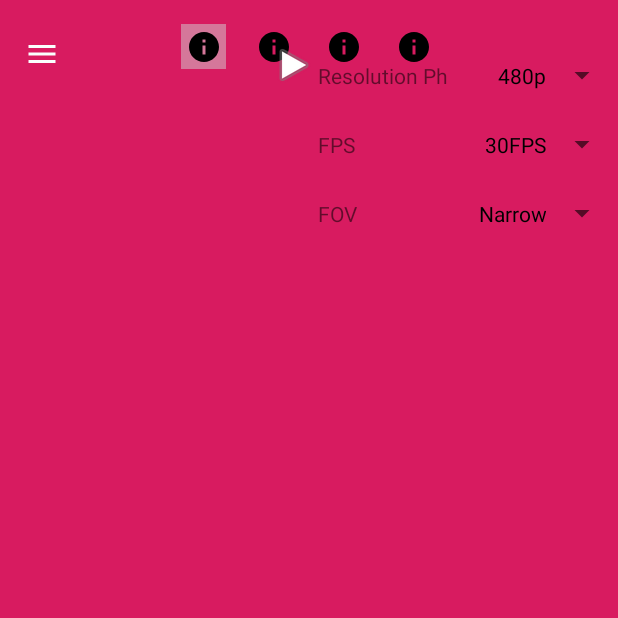
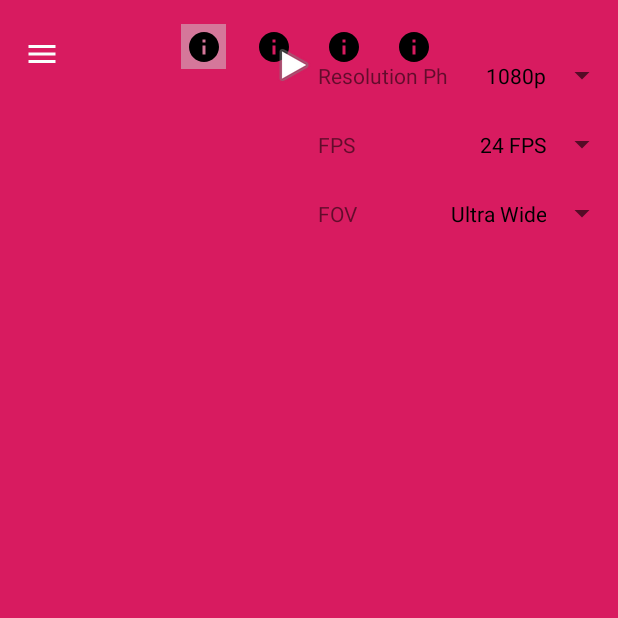
Before and after one commit to joachimtapp/lab_app_developpement, an Android app: the screen it shows after launch (LiveStreamActivity), in the side drawer, after a tap on "Live stream", on a phone screen of 412 x 824 dp, the top half of it. Run offline under Robolectric (Android 15) with nearby library versions, the phone set to English and light mode, and no system bars; our stand-ins replace Firebase (no records; nobody signed in at launch, a user with empty details on screens opened directly).

Commit message:
Spinner adapt to change of resolution

```diff
--- /dev/null
+++ b/GoproApp_wear/mobile/src/main/java/com/goproapp/goproapp_wear/GoProCombinations.java
@@ -0,0 +1,94 @@
+package com.goproapp.goproapp_wear;
+
+import java.util.ArrayList;
+import java.util.Arrays;
+
+public class GoProCombinations {
+
+    private ArrayList<String> fps;
+    private ArrayList<String> fov;
+
+    public GoProCombinations(String[] mfps, String[] mfov){
+
+        fps = new ArrayList<>(Arrays.asList(mfps));
+        fov = new ArrayList<>(Arrays.asList(mfov));
+
+    }
+
+    public ArrayList<String> getFPS(String resolution){
+
+        ArrayList<Integer> indices;
+        ArrayList<String> output = new ArrayList<>();
+        switch (resolution){
+            case "WVGA":
+                indices = new ArrayList<>(Arrays.asList(9));
+                indices.forEach(ind -> output.add(fps.get(ind)));
+                break;
+            case "720p":
+                indices = new ArrayList<>(Arrays.asList(1, 2, 4, 5, 8, 9));
+                indices.forEach(ind -> output.add(fps.get(ind)));
+                break;
+            case "720p S":
+                indices = new ArrayList<>(Arrays.asList(4, 5, 8));
+                indices.forEach(ind -> output.add(fps.get(ind)));
+                break;
+            case "960p":
+                indices = new ArrayList<>(Arrays.asList(4, 5, 8));
+                indices.forEach(ind -> output.add(fps.get(ind)));
+                break;
+            case "1080p":
+                indices = new ArrayList<>(Arrays.asList(0, 1, 2, 3, 4, 5, 7, 8));
+                indices.forEach(ind -> output.add(fps.get(ind)));
+                break;
+            case "1080p S":
+                indices = new ArrayList<>(Arrays.asList(0, 1, 2, 3, 4, 5, 6));
+                indices.forEach(ind -> output.add(fps.get(ind)));
+                break;
+            case "1440p":
+                indices = new ArrayList<>(Arrays.asList(0, 1, 2, 3, 4, 5, 6));
+                indices.forEach(ind -> output.add(fps.get(ind)));
+                break;
+            case "2.7K 4:3":
+                indices = new ArrayList<>(Arrays.asList(1, 2));
+                indices.forEach(ind -> output.add(fps.get(ind)));
+                break;
+            case "2.7K S":
+                indices = new ArrayList<>(Arrays.asList(1, 2));
+                indices.forEach(ind -> output.add(fps.get(ind)));
+                break;
+            case "2.7K":
+                indices = new ArrayList<>(Arrays.asList(0, 1, 2, 3, 4, 5));
+                indices.forEach(ind -> output.add(fps.get(ind)));
+                break;
+            case "4K":
+                indices = new ArrayList<>(Arrays.asList(0, 1, 2));
+                indices.forEach(ind -> output.add(fps.get(ind)));
+                break;
+            case "4K S":
+                indices = new ArrayList<>(Arrays.asList(0));
+                indices.forEach(ind -> output.add(fps.get(ind)));
+                break;
+        }
+        return output;
+    }
+
+    public ArrayList<String> getFov(String resolution){
+
+        ArrayList<String> output = new ArrayList<>();
+        output.add(fov.get(2));
+        switch (resolution) {
+            case "720p":
+                output.add(fov.get(1));
+                output.add(fov.get(0));
+                break;
+            case "1080p":
+                output.add(fov.get(1));
+                output.add(fov.get(0));
+                break;
+            case "2.7K":
+                output.add(fov.get(1));
+                break;
+        }
+        return output;
+    }
+}
--- a/GoproApp_wear/mobile/src/main/java/com/goproapp/goproapp_wear/LiveStreamActivity.java
+++ b/GoproApp_wear/mobile/src/main/java/com/goproapp/goproapp_wear/LiveStreamActivity.java
@@ -20,7 +20,6 @@ import android.widget.ImageButton;
 import android.widget.SeekBar;
 import android.widget.Spinner;
 import android.widget.TextView;
-import android.widget.Toast;
 
 import java.util.ArrayList;
 
@@ -28,8 +27,11 @@ public class LiveStreamActivity extends AppCompatActivity {
 
     private DrawerLayout mDrawerLayout;
     private ImageButton mMenuDeployer;
-    private static boolean upDown = true;
+    private static boolean down_EV = true;
     private ArrayList<View> menus = new ArrayList<>();
+    private GoProCombinations goProCombinations;
+    private ArrayList<String> FPS_spinner;
+    private ArrayList<String> FOV_spinner;
 
     private static final int MENU_PHOTO = 0;
     private static final int MENU_VIDEO = 1;
@@ -40,6 +42,8 @@ public class LiveStreamActivity extends AppCompatActivity {
     protected void onCreate(Bundle savedInstanceState) {
         super.onCreate(savedInstanceState);
         setContentView(R.layout.activity_live_stream);
+
+        goProCombinations = new GoProCombinations(getResources().getStringArray(R.array.val_FPS), getResources().getStringArray(R.array.val_FOV));
 
         // Setup drawer and drawer button on the left
         setupDrawer();
@@ -146,12 +150,12 @@ public class LiveStreamActivity extends AppCompatActivity {
 
                 View view = findViewById(R.id.EV_view);
                 ObjectAnimator animator;
-                if(upDown){
+                if(down_EV){
                     animator = ObjectAnimator.ofFloat(view, "translationY", 60);
                 } else {
                     animator = ObjectAnimator.ofFloat(view, "translationY", 0);
                 }
-                upDown = !upDown;
+                down_EV = !down_EV;
                 animator.setDuration(700);
                 animator.setInterpolator(new AccelerateDecelerateInterpolator());
                 animator.start();
@@ -216,14 +220,19 @@ public class LiveStreamActivity extends AppCompatActivity {
     }
 
     private void setupSpinner(){
+
         // Add items to spinner of menu
         Spinner spinner_res = findViewById(R.id.spinner_res);
         Spinner spinner_FOV = findViewById(R.id.spinner_FOV);
         Spinner spinner_FPS = findViewById(R.id.spinner_FPS);
 
         ArrayAdapter<CharSequence> adapter_res = ArrayAdapter.createFromResource(this, R.array.val_res, R.layout.spinner_item);
-        ArrayAdapter<CharSequence> adapter_FOV = ArrayAdapter.createFromResource(this, R.array.val_FOV, R.layout.spinner_item);
-        ArrayAdapter<CharSequence> adapter_FPS = ArrayAdapter.createFromResource(this, R.array.val_FPS, R.layout.spinner_item);
+
+        FOV_spinner = goProCombinations.getFov("1080p");
+        FPS_spinner = goProCombinations.getFPS("1080p");
+
+        ArrayAdapter<String> adapter_FOV = new ArrayAdapter<>(this, R.layout.spinner_item, FOV_spinner);
+        ArrayAdapter<String> adapter_FPS = new ArrayAdapter<>(this,  R.layout.spinner_item, FPS_spinner);
 
         adapter_res.setDropDownViewResource(android.R.layout.simple_spinner_dropdown_item);
         adapter_FOV.setDropDownViewResource(android.R.layout.simple_spinner_dropdown_item);
@@ -233,11 +242,27 @@ public class LiveStreamActivity extends AppCompatActivity {
         spinner_FOV.setAdapter(adapter_FOV);
         spinner_FPS.setAdapter(adapter_FPS);
 
+        // Set initial state
+        spinner_res.setSelection(4);
+        spinner_FPS.setSelection(5);
+        spinner_FOV.setSelection(2);
+
         spinner_res.setOnItemSelectedListener(new AdapterView.OnItemSelectedListener() {
             @Override
             public void onItemSelected(AdapterView<?> parent, View view, int position, long id) {
-                Toast.makeText(LiveStreamActivity.this, "New resolution selected : " + parent.getItemAtPosition(position), Toast.LENGTH_SHORT).show();
+                //Toast.makeText(LiveStreamActivity.this, "New resolution selected : " + parent.getItemAtPosition(position), Toast.LENGTH_SHORT).show();
                 //TODO : Update other spinners according to new resolution and send new parameter to GoPro
+                FOV_spinner = goProCombinations.getFov(spinner_res.getSelectedItem().toString());
+                FPS_spinner = goProCombinations.getFPS(spinner_res.getSelectedItem().toString());
+
+                ArrayAdapter<String> adapter_FOV = new ArrayAdapter<>(parent.getContext(), R.layout.spinner_item, FOV_spinner);
+                ArrayAdapter<String> adapter_FPS = new ArrayAdapter<>(parent.getContext(),  R.layout.spinner_item, FPS_spinner);
+
+                adapter_FOV.setDropDownViewResource(android.R.layout.simple_spinner_dropdown_item);
+                adapter_FPS.setDropDownViewResource(android.R.layout.simple_spinner_dropdown_item);
+
+                spinner_FOV.setAdapter(adapter_FOV);
+                spinner_FPS.setAdapter(adapter_FPS);
             }
 
             @Override
@@ -249,8 +274,8 @@ public class LiveStreamActivity extends AppCompatActivity {
         spinner_FOV.setOnItemSelectedListener(new AdapterView.OnItemSelectedListener() {
             @Override
             public void onItemSelected(AdapterView<?> parent, View view, int position, long id) {
-                Toast.makeText(LiveStreamActivity.this, "New FOV selected : " + parent.getItemAtPosition(position), Toast.LENGTH_SHORT).show();
-                //TODO : Update other spinners according to new FOV and send new parameters to GoPro
+                //Toast.makeText(LiveStreamActivity.this, "New FOV selected : " + parent.getItemAtPosition(position), Toast.LENGTH_SHORT).show();
+                //TODO : send new parameters to GoPro
             }
 
             @Override
@@ -262,7 +287,7 @@ public class LiveStreamActivity extends AppCompatActivity {
         spinner_FPS.setOnItemSelectedListener(new AdapterView.OnItemSelectedListener() {
             @Override
             public void onItemSelected(AdapterView<?> parent, View view, int position, long id) {
-                Toast.makeText(LiveStreamActivity.this, "New FPS rate selected : " + parent.getItemAtPosition(position), Toast.LENGTH_SHORT).show();
+                //Toast.makeText(LiveStreamActivity.this, "New FPS rate selected : " + parent.getItemAtPosition(position), Toast.LENGTH_SHORT).show();
                 //TODO : Send data to GoPro.
             }
 
--- a/GoproApp_wear/mobile/src/main/res/layout/activity_live_stream.xml
+++ b/GoproApp_wear/mobile/src/main/res/layout/activity_live_stream.xml
@@ -106,30 +106,30 @@
                 android:background="@android:color/transparent"/>
 
             <RelativeLayout
-                android:layout_width="wrap_content"
+                android:layout_width="200dp"
                 android:layout_height="wrap_content">
                 <include
                     android:id="@+id/menu_photo"
                     layout="@layout/side_menu_photo"
-                    android:layout_width="200dp"
+                    android:layout_width="match_parent"
                     android:layout_height="wrap_content" />
 
                 <include
                     android:id="@+id/menu_video"
                     layout="@layout/side_menu_video"
-                    android:layout_width="200dp"
+                    android:layout_width="match_parent"
                     android:layout_height="wrap_content" />
 
                 <include
                     android:id="@+id/menu_burst"
                     layout="@layout/side_menu_burst"
-                    android:layout_width="200dp"
+                    android:layout_width="match_parent"
                     android:layout_height="wrap_content" />
 
                 <include
                     android:id="@+id/menu_position"
                     layout="@layout/side_menu_position"
-                    android:layout_width="200dp"
+                    android:layout_width="match_parent"
                     android:layout_height="wrap_content" />
             </RelativeLayout>
 
--- a/GoproApp_wear/mobile/src/main/res/values/spinner_val_live.xml
+++ b/GoproApp_wear/mobile/src/main/res/values/spinner_val_live.xml
@@ -1,23 +1,36 @@
 <?xml version="1.0" encoding="utf-8"?>
 <resources>
     <string-array name="val_res">
-        <item>480p</item>
+        <item>WVGA</item>
         <item>720p</item>
+        <item>720p S</item>
+        <item>960p</item>
         <item>1080p</item>
+        <item>1080p S</item>
+        <item>1440p</item>
         <item>2.7K</item>
+        <item>2.7K S</item>
+        <item>2.7K 4:3</item>
         <item>4K</item>
+        <item>4K S</item>
     </string-array>
 
     <string-array name="val_FPS">
-        <item>30FPS</item>
-        <item>60FPS</item>
-        <item>240FPS</item>
+        <item>24 FPS</item>
+        <item>25 FPS</item>
+        <item>30 FPS</item>
+        <item>48 FPS</item>
+        <item>50 FPS</item>
+        <item>60 FPS</item>
+        <item>80 FPS</item>
+        <item>90 FPS</item>
+        <item>120 FPS</item>
+        <item>240 FPS</item>
     </string-array>
 
     <string-array name="val_FOV">
         <item>Narrow</item>
         <item>Medium</item>
-        <item>Wide</item>
         <item>Ultra Wide</item>
     </string-array>
 
```
